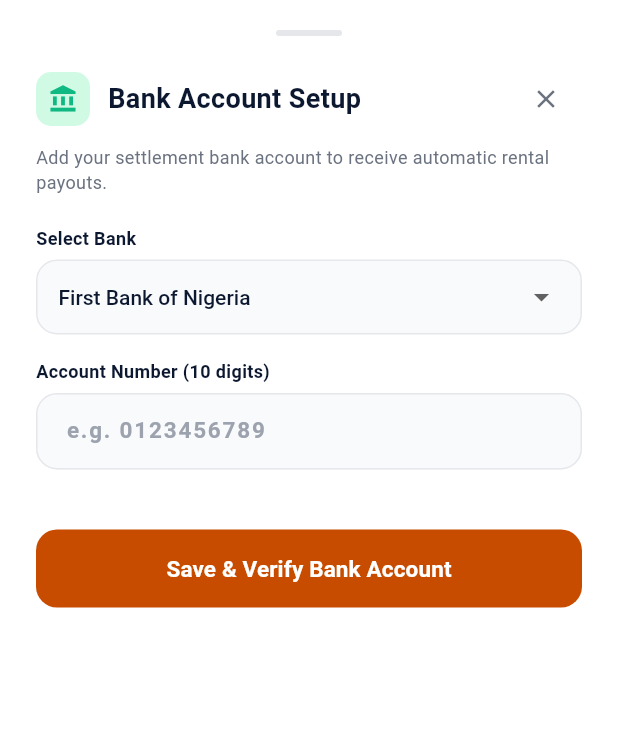
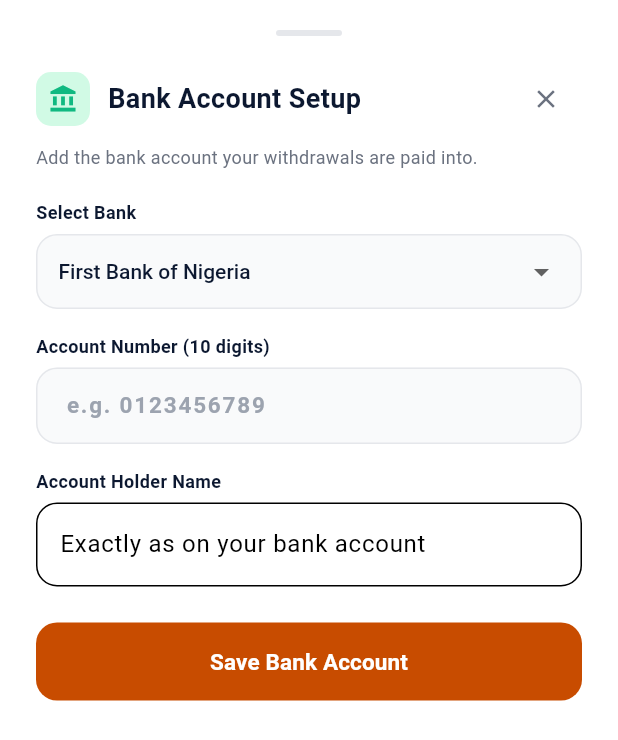
Before and after one commit to Martmall/velix-app-provider, a Flutter app: the BankAccountSheet widget shown alone on an empty page, opened directly, on a phone screen of 412 x 824 dp. Shown: the top 740 px of the screen. Run offline on Flutter 3.47's test engine with Material 3 defaults, Android fonts, the phone set to English and light mode, and no system bars; our stand-ins replace dio, file_picker, flutter_riverpod, flutter_secure_storage, go_router, image_picker and 4 more; accounts and stored records are empty; network calls fail.

Commit message:
Real balances, payouts, disputes and profile edits
- Earnings showed ₦125,000 when the real figure was zero and a guessed 85% of bookings; now
  the server wallet balance.
- Withdrawals need the saved payout account (no default 'Providus 0123456789') and use the real
  endpoint; no ₦50,000 default amount.
- Bank sheet: removed the fake 'Verifying account name with NIBSS' (it copied the partner's own
  name); the holder name is typed and saved with the bank code.
- Disputes sent the first 8 characters of the booking id (never found); now the full id, with
  the claimed amount in the description, and the list loads from the server.
- Profile edits report the server's answer; email read-only; avatar 'coming soon'.

Co-Authored-By: Claude Opus 5.5 <noreply@anthropic.com>

```diff
--- a/lib/features/profile/bank_account_sheet.dart
+++ b/lib/features/profile/bank_account_sheet.dart
@@ -1,7 +1,7 @@
-import 'dart:async';
 import 'package:flutter/material.dart';
 import 'package:flutter/services.dart';
 import 'package:flutter_riverpod/flutter_riverpod.dart';
+import 'package:velix_core/velix_core.dart';
 import '../../providers/partner_app_providers.dart';
 
 class BankAccountSheet extends ConsumerStatefulWidget {
@@ -25,112 +25,64 @@ class _BankAccountSheetState extends ConsumerState<BankAccountSheet> {
   String _selectedBank = 'First Bank of Nigeria';
   late TextEditingController _accountNumberController;
 
-  bool _isVerifying = false;
-  String? _verifiedAccountName;
+  late final TextEditingController _accountNameController;
   bool _isSaving = false;
-  Timer? _debounceTimer;
 
-  final List<String> _banks = [
-    'First Bank of Nigeria',
-    'Guaranty Trust Bank (GTBank)',
-    'Access Bank',
-    'Zenith Bank',
-    'United Bank for Africa (UBA)',
-    'Kuda Microfinance Bank',
-    'OPay Digital Services',
-    'Moniepoint MFB',
-    'Providus Bank',
-    'Stanbic IBTC Bank',
-    'Sterling Bank',
-    'Fidelity Bank',
-    'First City Monument Bank (FCMB)',
-    'Wema Bank (ALAT)',
-  ];
+  // Bank -> CBN/NIBSS bank code, as Flutterwave's transfer API expects. Confirm against
+  // Flutterwave's GET /banks/NG before relying on payouts for a new bank.
+  static const Map<String, String> _bankCodes = {
+    'First Bank of Nigeria': '011',
+    'Guaranty Trust Bank (GTBank)': '058',
+    'Access Bank': '044',
+    'Zenith Bank': '057',
+    'United Bank for Africa (UBA)': '033',
+    'Kuda Microfinance Bank': '50211',
+    'OPay Digital Services': '999992',
+    'Moniepoint MFB': '50515',
+    'Providus Bank': '101',
+    'Stanbic IBTC Bank': '221',
+    'Sterling Bank': '232',
+    'Fidelity Bank': '070',
+    'First City Monument Bank (FCMB)': '214',
+    'Wema Bank (ALAT)': '035',
+  };
+  List<String> get _banks => _bankCodes.keys.toList();
 
   @override
   void initState() {
     super.initState();
-    final auth = ref.read(partnerAuthProvider);
-    _selectedBank = auth.user?.bankName ?? 'First Bank of Nigeria';
-    _accountNumberController = TextEditingController(text: auth.user?.accountNumber ?? '');
-    if (auth.user?.accountName != null && auth.user!.accountName!.isNotEmpty) {
-      _verifiedAccountName = auth.user!.accountName;
-    } else if (_accountNumberController.text.length == 10) {
-      _triggerAutoVerification(_accountNumberController.text);
-    }
+    final user = ref.read(partnerAuthProvider).user;
+    final savedBank = user?.bankName;
+    _selectedBank = savedBank != null && _bankCodes.containsKey(savedBank) ? savedBank : _banks.first;
+    _accountNumberController = TextEditingController(text: user?.accountNumber ?? '');
+    _accountNameController = TextEditingController(text: user?.accountName ?? '');
   }
 
   @override
   void dispose() {
-    _debounceTimer?.cancel();
     _accountNumberController.dispose();
+    _accountNameController.dispose();
     super.dispose();
   }
 
-  void _onAccountNumberChanged(String val) {
-    final cleanVal = val.replaceAll(RegExp(r'[^0-9]'), '');
-    _debounceTimer?.cancel();
-    if (cleanVal.length == 10) {
-      _triggerAutoVerification(cleanVal);
+  /// Saves the payout account on the server (PATCH /provider/bank-details). There is no
+  /// account-name lookup (NIBSS name enquiry) in the backend, so the holder name is typed in.
+  Future<void> _saveBankAccount() async {
+    if (!_formKey.currentState!.validate()) return;
+    setState(() => _isSaving = true);
+    final ok = await ref.read(partnerAuthProvider.notifier).updateBankDetails(
+          bankName: _selectedBank,
+          bankCode: _bankCodes[_selectedBank]!,
+          accountNumber: _accountNumberController.text.trim(),
+          accountName: _accountNameController.text.trim(),
+        );
+    if (!mounted) return;
+    setState(() => _isSaving = false);
+    if (ok) {
+      Navigator.pop(context);
+      VelixToast.showSuccess(context, 'Payout account saved: $_selectedBank');
     } else {
-      if (_verifiedAccountName != null) {
-        setState(() {
-          _verifiedAccountName = null;
-          _isVerifying = false;
-        });
-      }
-    }
-  }
-
-  void _triggerAutoVerification(String accountNum) {
-    setState(() {
-      _isVerifying = true;
-      _verifiedAccountName = null;
-    });
-
-    _debounceTimer = Timer(const Duration(milliseconds: 600), () {
-      if (!mounted) return;
-      final auth = ref.read(partnerAuthProvider);
-      final rawName = auth.user?.fullName.isNotEmpty == true
-          ? auth.user!.fullName
-          : 'HOST PARTNER';
-      final hostName = rawName.toUpperCase();
-      setState(() {
-        _isVerifying = false;
-        _verifiedAccountName = hostName;
-      });
-    });
-  }
-
-  void _saveBankAccount() {
-    if (_formKey.currentState!.validate()) {
-      if (_accountNumberController.text.trim().length != 10) {
-        ScaffoldMessenger.of(context).showSnackBar(
-          const SnackBar(content: Text('Please enter a valid 10-digit Nigerian NUBAN account number.')),
-        );
-        return;
-      }
-
-      setState(() => _isSaving = true);
-      Future.delayed(const Duration(milliseconds: 600), () {
-        if (!mounted) return;
-        final auth = ref.read(partnerAuthProvider);
-        final accountName = _verifiedAccountName ?? (auth.user?.fullName.toUpperCase() ?? 'HOST PARTNER');
-
-        ref.read(partnerAuthProvider.notifier).updateBankDetails(
-          bankName: _selectedBank,
-          accountNumber: _accountNumberController.text.trim(),
-          accountName: accountName,
-        );
-
-        Navigator.pop(context);
-        ScaffoldMessenger.of(context).showSnackBar(
-          SnackBar(
-            content: Text('Bank account verified & linked: $_selectedBank ($accountName)'),
-            backgroundColor: const Color(0xFF0C1830),
-          ),
-        );
-      });
+      VelixToast.showError(context, ref.read(partnerAuthProvider).error ?? 'Could not save the bank account.');
     }
   }
 
@@ -200,7 +152,7 @@ class _BankAccountSheetState extends ConsumerState<BankAccountSheet> {
                 ),
                 const SizedBox(height: 6),
                 Text(
-                  'Add your settlement bank account to receive automatic rental payouts.',
+                  'Add the bank account your withdrawals are paid into.',
                   style: TextStyle(fontSize: 12, color: isDark ? const Color(0xFF9CA3AF) : const Color(0xFF6B7280)),
                 ),
                 const SizedBox(height: 20),
@@ -222,12 +174,7 @@ class _BankAccountSheetState extends ConsumerState<BankAccountSheet> {
                       style: TextStyle(color: titleColor, fontSize: 14, fontWeight: FontWeight.w500),
                       items: _banks.map((b) => DropdownMenuItem(value: b, child: Text(b))).toList(),
                       onChanged: (val) {
-                        if (val != null) {
-                          setState(() => _selectedBank = val);
-                          if (_accountNumberController.text.length == 10) {
-                            _triggerAutoVerification(_accountNumberController.text);
-                          }
-                        }
+                        if (val != null) setState(() => _selectedBank = val);
                       },
                     ),
                   ),
@@ -253,7 +200,6 @@ class _BankAccountSheetState extends ConsumerState<BankAccountSheet> {
                     enabledBorder: OutlineInputBorder(borderRadius: BorderRadius.circular(14), borderSide: BorderSide(color: borderColor)),
                     focusedBorder: OutlineInputBorder(borderRadius: BorderRadius.circular(14), borderSide: const BorderSide(color: Color(0xFFC84C00), width: 1.5)),
                   ),
-                  onChanged: _onAccountNumberChanged,
                   validator: (val) {
                     if (val == null || val.trim().isEmpty) return 'Account number is required';
                     if (val.trim().length != 10) return 'Must be exactly 10 digits';
@@ -261,54 +207,18 @@ class _BankAccountSheetState extends ConsumerState<BankAccountSheet> {
                   },
                 ),
                 const SizedBox(height: 16),
-                // Dynamic Account Verification Result Box
-                if (_isVerifying)
-                  Container(
-                    padding: const EdgeInsets.all(14),
-                    decoration: BoxDecoration(
-                      color: isDark ? const Color(0xFF1F2430) : const Color(0xFFF3F4F6),
-                      borderRadius: BorderRadius.circular(14),
-                    ),
-                    child: const Row(
-                      children: [
-                        SizedBox(
-                          width: 16,
-                          height: 16,
-                          child: CircularProgressIndicator(strokeWidth: 2, color: Color(0xFFC84C00)),
-                        ),
-                        SizedBox(width: 12),
-                        Text('Verifying account name with NIBSS...', style: TextStyle(fontSize: 13, color: Color(0xFF6B7280))),
-                      ],
-                    ),
-                  )
-                else if (_verifiedAccountName != null)
-                  Container(
-                    padding: const EdgeInsets.all(14),
-                    decoration: BoxDecoration(
-                      color: const Color(0xFFD1FAE5).withValues(alpha: 0.5),
-                      borderRadius: BorderRadius.circular(14),
-                      border: Border.all(color: const Color(0xFF10B981).withValues(alpha: 0.5)),
-                    ),
-                    child: Row(
-                      children: [
-                        const Icon(Icons.check_circle, color: Color(0xFF10B981), size: 22),
-                        const SizedBox(width: 10),
-                        Expanded(
-                          child: Column(
-                            crossAxisAlignment: CrossAxisAlignment.start,
-                            children: [
-                              const Text('VERIFIED ACCOUNT NAME', style: TextStyle(fontSize: 10, fontWeight: FontWeight.bold, color: Color(0xFF047857), letterSpacing: 0.5)),
-                              const SizedBox(height: 2),
-                              Text(
-                                _verifiedAccountName!,
-                                style: TextStyle(fontSize: 14, fontWeight: FontWeight.bold, color: titleColor),
-                              ),
-                            ],
-                          ),
-                        ),
-                      ],
-                    ),
+                Text('Account Holder Name', style: TextStyle(fontSize: 12, fontWeight: FontWeight.bold, color: titleColor)),
+                const SizedBox(height: 6),
+                TextFormField(
+                  controller: _accountNameController,
+                  textCapitalization: TextCapitalization.characters,
+                  decoration: InputDecoration(
+                    hintText: 'Exactly as on your bank account',
+                    filled: true,
+                    border: OutlineInputBorder(borderRadius: BorderRadius.circular(14)),
                   ),
+                  validator: (val) => (val == null || val.trim().length < 3) ? 'Enter the account holder name' : null,
+                ),
                 const SizedBox(height: 24),
                 // Save Button
                 SizedBox(
@@ -324,7 +234,7 @@ class _BankAccountSheetState extends ConsumerState<BankAccountSheet> {
                     ),
                     child: _isSaving
                         ? const CircularProgressIndicator(color: Colors.white, strokeWidth: 2)
-                        : const Text('Save & Verify Bank Account', style: TextStyle(fontSize: 15, fontWeight: FontWeight.bold)),
+                        : const Text('Save Bank Account', style: TextStyle(fontSize: 15, fontWeight: FontWeight.bold)),
                   ),
                 ),
               ],
```
Also changed, not shown: lib/features/finance/earnings_screen.dart (+27 -37 lines), lib/features/finance/support_disputes_screen.dart (+60 -61 lines), lib/features/profile/edit_personal_details_sheet.dart (+15 -25 lines).
